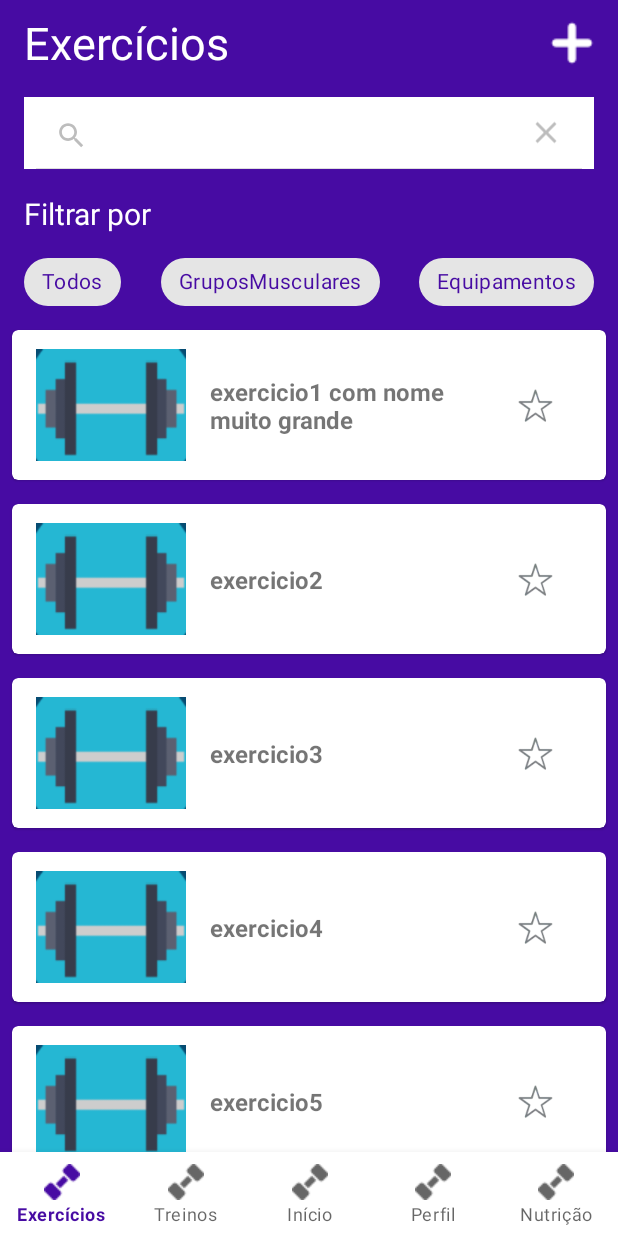
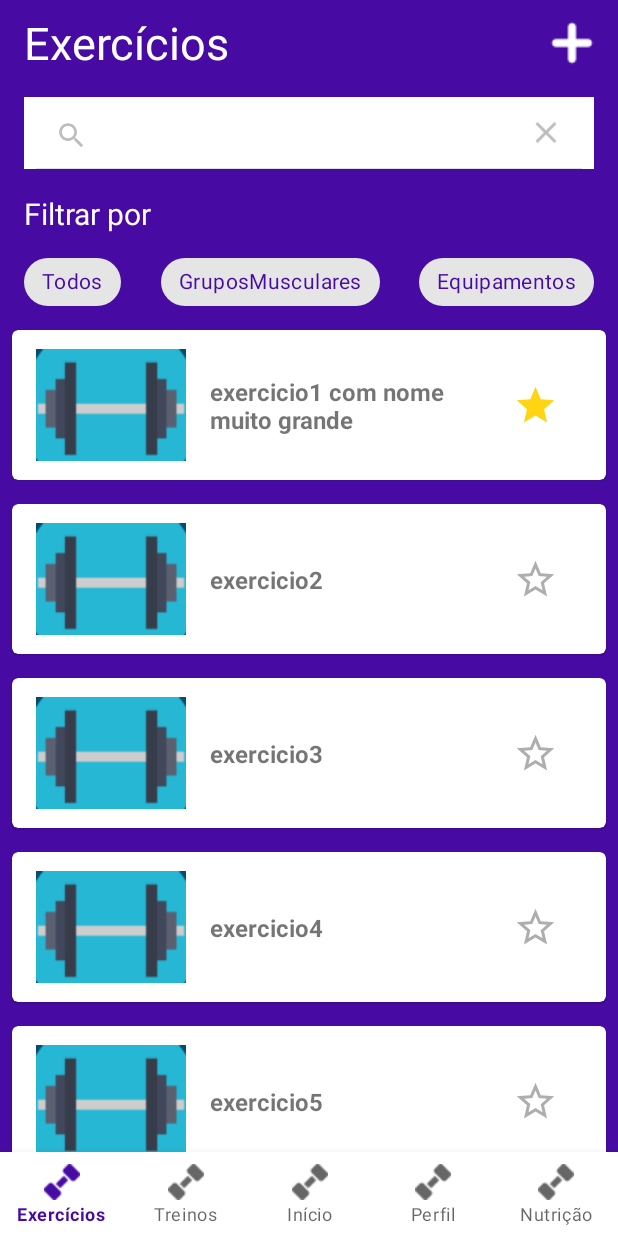
Before and after one commit to DigitalFit/digital-fit, an Android app: the ExercisesFragment screen opened through its navigation route, after a tap on "Search", on a phone screen of 412 x 824 dp. Run offline under Robolectric (Android 15) with nearby library versions, the phone set to English and light mode, and no system bars; our stand-ins replace navigation-ui; 2 other taps on this screen came first.

Commit message:
bottomsheet

```diff
--- a/app/src/main/java/com/example/digitalfit/adapter/ExerciseAdapter.kt
+++ b/app/src/main/java/com/example/digitalfit/adapter/ExerciseAdapter.kt
@@ -36,7 +36,10 @@ class ExerciseAdapter (
         ) {
             binding.tvExercise.text = exercise.name
             binding.ivExercise.setImageResource(exercise.avatar)
-            binding.ibExercise.setImageResource(exercise.icon)
+            binding.ibExercise.setOnClickListener {
+              it.isSelected = !it.isSelected
+            }
+            //binding.ibExercise.setImageResource(exercise.icon)
         }
 
     }
--- a/app/src/main/java/com/example/digitalfit/ui/exercises/ExercisesFragment.kt
+++ b/app/src/main/java/com/example/digitalfit/ui/exercises/ExercisesFragment.kt
@@ -72,6 +72,11 @@ class ExercisesFragment : Fragment() {
                 vgExerciseRecyclerView.adapter = exerciseAdapter
             }
         }
+
+        binding?.chAll?.setOnClickListener {
+            findNavController().navigate(R.id.action_navigation_exercises_to_bottomSheetFilterFragment)
+        }
+
     }
 
     override fun onDestroyView() {
--- /dev/null
+++ b/app/src/main/res/drawable/favorite_icon.xml
@@ -0,0 +1,9 @@
+<?xml version="1.0" encoding="utf-8"?>
+<selector xmlns:android="http://schemas.android.com/apk/res/android">
+
+    <item android:drawable="@drawable/ic_outline_star_border" android:state_selected="false"/>
+
+    <item android:drawable="@drawable/ic_baseline_star" android:state_selected="true"/>
+
+
+</selector>
--- /dev/null
+++ b/app/src/main/res/drawable/ic_baseline_star.xml
@@ -0,0 +1,5 @@
+<vector android:height="24dp" android:tint="#FFD413"
+    android:viewportHeight="24" android:viewportWidth="24"
+    android:width="24dp" xmlns:android="http://schemas.android.com/apk/res/android">
+    <path android:fillColor="@android:color/white" android:pathData="M12,17.27L18.18,21l-1.64,-7.03L22,9.24l-7.19,-0.61L12,2 9.19,8.63 2,9.24l5.46,4.73L5.82,21z"/>
+</vector>
--- /dev/null
+++ b/app/src/main/res/drawable/ic_baseline_star_grey.xml
@@ -0,0 +1,5 @@
+<vector android:height="24dp" android:tint="#AEAEAE"
+    android:viewportHeight="24" android:viewportWidth="24"
+    android:width="24dp" xmlns:android="http://schemas.android.com/apk/res/android">
+    <path android:fillColor="@android:color/white" android:pathData="M12,17.27L18.18,21l-1.64,-7.03L22,9.24l-7.19,-0.61L12,2 9.19,8.63 2,9.24l5.46,4.73L5.82,21z"/>
+</vector>
--- /dev/null
+++ b/app/src/main/res/drawable/ic_outline_star_border.xml
@@ -0,0 +1,5 @@
+<vector android:height="24dp" android:tint="#AEAEAE"
+    android:viewportHeight="24" android:viewportWidth="24"
+    android:width="24dp" xmlns:android="http://schemas.android.com/apk/res/android">
+    <path android:fillColor="@android:color/white" android:pathData="M22,9.24l-7.19,-0.62L12,2 9.19,8.63 2,9.24l5.46,4.73L5.82,21 12,17.27 18.18,21l-1.63,-7.03L22,9.24zM12,15.4l-3.76,2.27 1,-4.28 -3.32,-2.88 4.38,-0.38L12,6.1l1.71,4.04 4.38,0.38 -3.32,2.88 1,4.28L12,15.4z"/>
+</vector>
--- a/app/src/main/res/layout/exercise_item.xml
+++ b/app/src/main/res/layout/exercise_item.xml
@@ -4,7 +4,8 @@
     xmlns:tools="http://schemas.android.com/tools"
     android:layout_width="match_parent"
     android:layout_height="wrap_content"
-    android:layout_margin="@dimen/margin_default">
+    android:layout_margin="@dimen/margin_default"
+    android:id="@+id/cvExercise">
 
     <androidx.constraintlayout.widget.ConstraintLayout
         android:layout_width="match_parent"
@@ -48,7 +49,7 @@
             app:layout_constraintEnd_toEndOf="parent"
             app:layout_constraintStart_toEndOf="@id/tvExercise"
             app:layout_constraintTop_toTopOf="parent"
-            tools:src="@drawable/favorite_grey_icon" />
+            android:src="@drawable/favorite_icon" />
     </androidx.constraintlayout.widget.ConstraintLayout>
 
 
--- a/app/src/main/res/navigation/mobile_navigation.xml
+++ b/app/src/main/res/navigation/mobile_navigation.xml
@@ -16,7 +16,11 @@
         android:id="@+id/navigation_exercises"
         android:name="com.example.digitalfit.ui.exercises.ExercisesFragment"
         android:label="@string/exercises"
-        tools:layout="@layout/fragment_exercises" />
+        tools:layout="@layout/fragment_exercises" >
+        <action
+            android:id="@+id/action_navigation_exercises_to_bottomSheetFilterFragment"
+            app:destination="@id/bottomSheetFilterFragment" />
+    </fragment>
 
     <fragment
         android:id="@+id/navigation_init"
@@ -35,4 +39,9 @@
         android:name="com.example.digitalfit.ui.nutrition.NutritionFragment"
         android:label="@string/nutrition"
         tools:layout="@layout/fragment_nutrition" />
+    <dialog
+        android:id="@+id/bottomSheetFilterFragment"
+        android:name="com.example.digitalfit.ui.exercises.BottomSheetFilterFragment"
+        android:label="fragment_bottom_sheet_filter"
+        tools:layout="@layout/fragment_bottom_sheet_filter" />
 </navigation>
```
Also changed, not shown: app/src/main/java/com/example/digitalfit/ui/exercises/BottomSheetFilterFragment.kt (added, +51 -0 lines), app/src/main/res/layout/fragment_bottom_sheet_filter.xml (added, +123 -0 lines).
